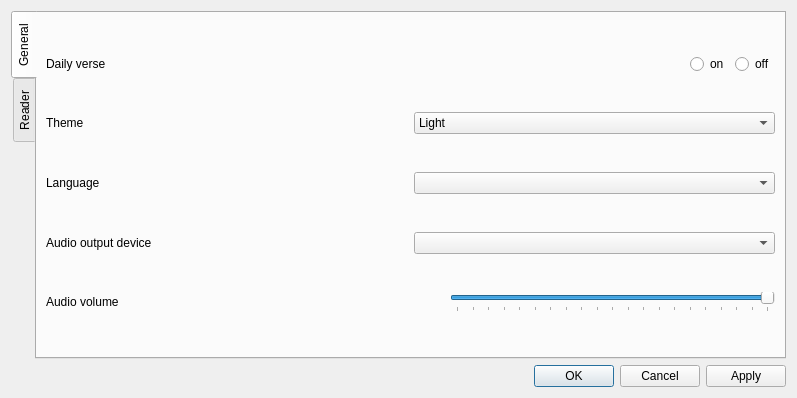
Above: src/core/settingsdialog.ui from 0xzer0x/quran-companion before the change. Below: the same form after it.
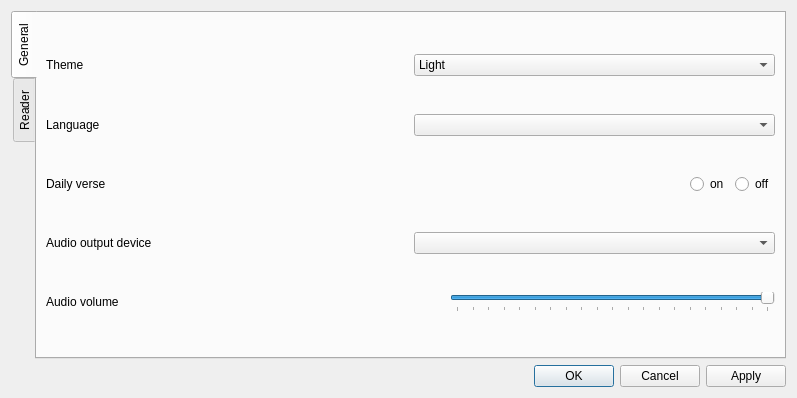
That is the form after the change.

What changed in the file:
```diff
--- a/src/core/settingsdialog.ui
+++ b/src/core/settingsdialog.ui
@@ -30,6 +30,45 @@
        <string>General</string>
       </attribute>
       <layout class="QVBoxLayout" name="verticalLayout_2">
+       <item>
+        <layout class="QHBoxLayout" name="horizontalLayout">
+         <item>
+          <widget class="QLabel" name="lbTheme">
+           <property name="text">
+            <string>Theme</string>
+           </property>
+          </widget>
+         </item>
+         <item>
+          <widget class="QComboBox" name="cmbTheme">
+           <item>
+            <property name="text">
+             <string>Light</string>
+            </property>
+           </item>
+           <item>
+            <property name="text">
+             <string>Dark</string>
+            </property>
+           </item>
+          </widget>
+         </item>
+        </layout>
+       </item>
+       <item>
+        <layout class="QHBoxLayout" name="horizontalLayout_2">
+         <item>
+          <widget class="QLabel" name="lbLang">
+           <property name="text">
+            <string>Language</string>
+           </property>
+          </widget>
+         </item>
+         <item>
+          <widget class="QComboBox" name="cmbLang"/>
+         </item>
+        </layout>
+       </item>
        <item>
         <layout class="QHBoxLayout" name="horizontalLayout_12">
          <item>
@@ -78,45 +117,6 @@
          </item>
         </layout>
        </item>
-       <item>
-        <layout class="QHBoxLayout" name="horizontalLayout">
-         <item>
-          <widget class="QLabel" name="lbTheme">
-           <property name="text">
-            <string>Theme</string>
-           </property>
-          </widget>
-         </item>
-         <item>
-          <widget class="QComboBox" name="cmbTheme">
-           <item>
-            <property name="text">
-             <string>Light</string>
-            </property>
-           </item>
-           <item>
-            <property name="text">
-             <string>Dark</string>
-            </property>
-           </item>
-          </widget>
-         </item>
-        </layout>
-       </item>
-       <item>
-        <layout class="QHBoxLayout" name="horizontalLayout_2">
-         <item>
-          <widget class="QLabel" name="lbLang">
-           <property name="text">
-            <string>Language</string>
-           </property>
-          </widget>
-         </item>
-         <item>
-          <widget class="QComboBox" name="cmbLang"/>
-         </item>
-        </layout>
-       </item>
        <item>
         <layout class="QHBoxLayout" name="horizontalLayout_10">
          <item>
```
Left out of the diff: 8 changed lines with no effect on the pictures.
